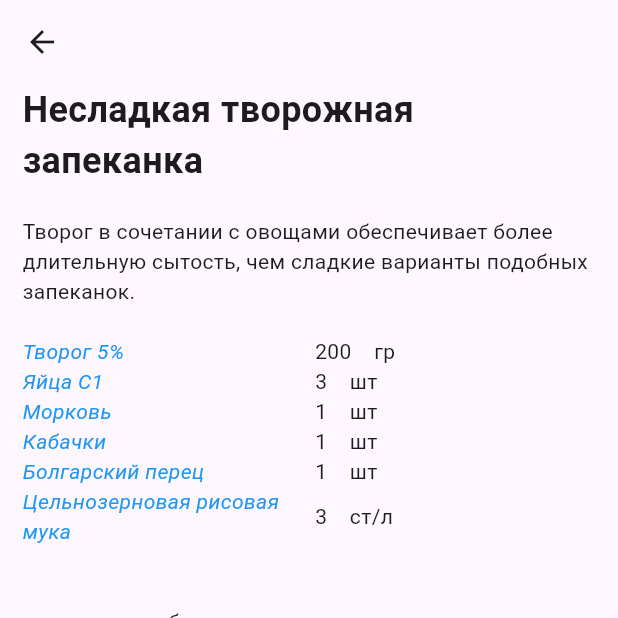
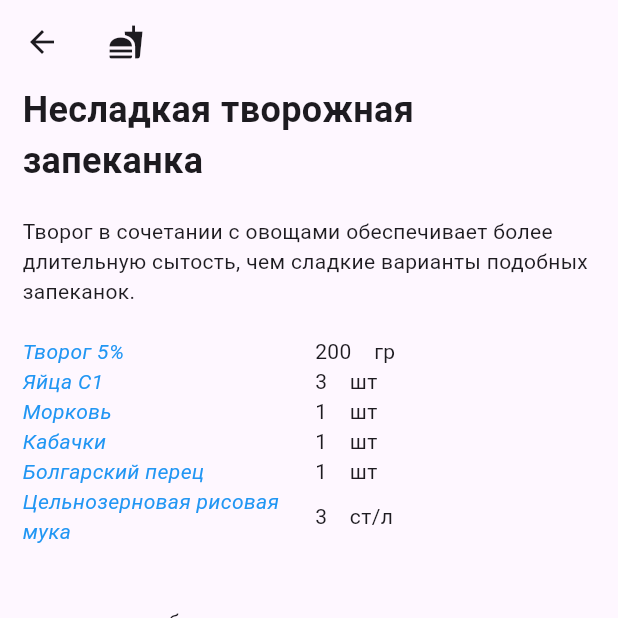
Before and after one commit to LudaVV/potions, a Flutter app: the screen it shows after launch, after a tap on "Несладкая творожная запеканка", on a phone screen of 412 x 824 dp, the top half of it. Run offline on Flutter 3.47's test engine with Material 3 defaults, Android fonts, the phone set to English and light mode, and no system bars.

Commit message:
Added icon to title bar

```diff
--- a/lib/recipe_page/Receipe Description.dart
+++ b/lib/recipe_page/Receipe Description.dart
@@ -15,7 +15,7 @@ class RecepieScreen extends StatelessWidget {
 
     return
       Scaffold(
-        appBar: AppBar( title:Text('')),
+        appBar: AppBar( title: Icon(Icons.fastfood),),
           body: Center(
                 child: Padding(
                     padding: EdgeInsets.symmetric(horizontal: 15),
```
